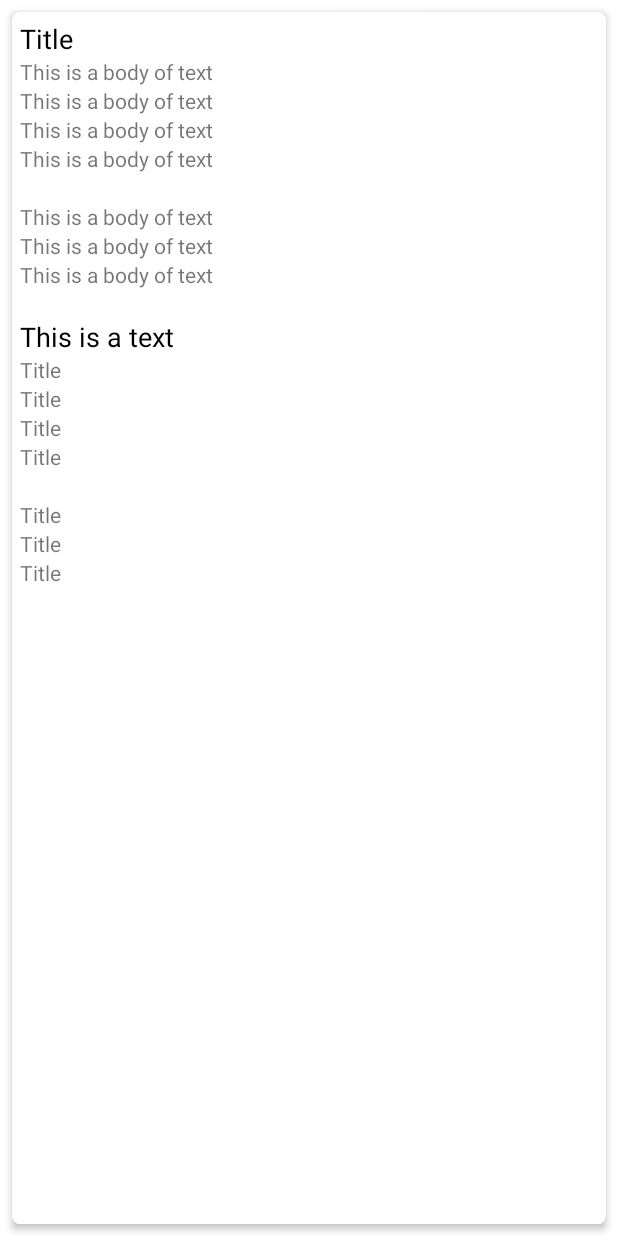
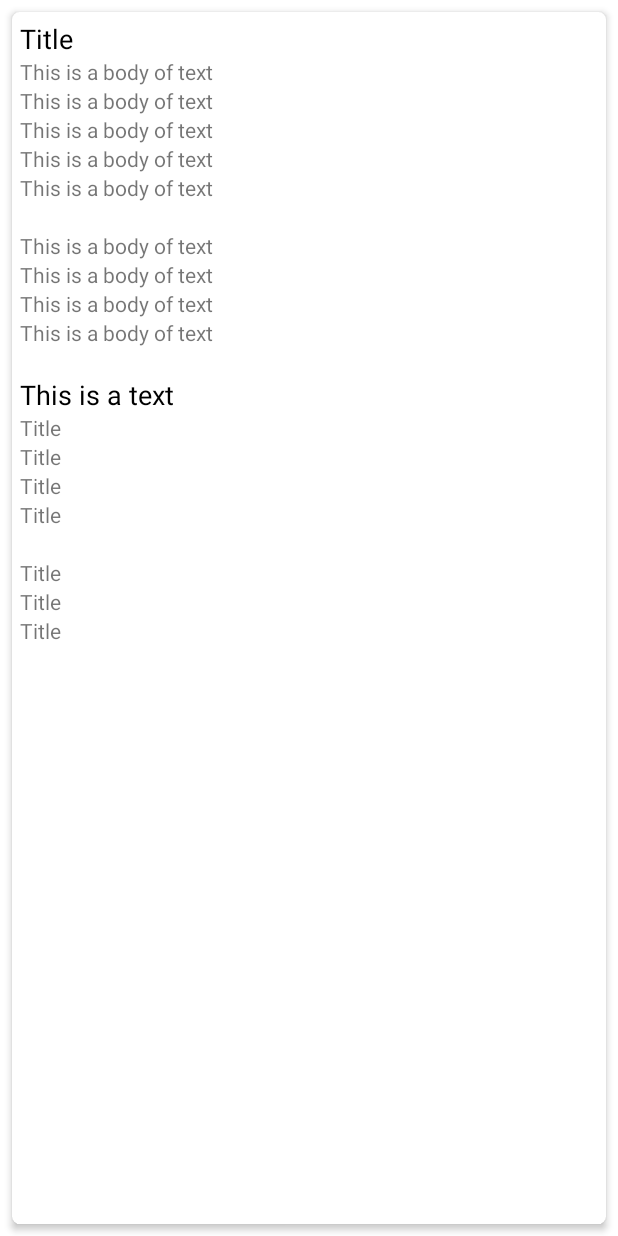
Before and after one commit to AlexisPechon/4th-Year-Android-App-Project, an Android app: the layout list_item.xml on its own in the app's theme, with its tools: preview values and no code run, on a phone screen of 412 x 824 dp. Run offline under Robolectric (Android 15) with nearby library versions, the phone set to English and light mode, and no system bars.

Commit message:
24th commit

```diff
--- a/Android-Timetable-App/app/build.gradle
+++ b/Android-Timetable-App/app/build.gradle
@@ -44,4 +44,9 @@ dependencies {
     //Espresso
     androidTestImplementation 'androidx.test:runner:1.4.0'
     androidTestImplementation 'androidx.test:rules:1.4.0'
+
+    //Bottom Nav Bar
+    implementation 'com.google.android.material:material:1.4.0'
+    implementation 'com.google.android.material:material:1.2.0'
+
 }
--- a/Android-Timetable-App/app/src/main/java/com/example/a4th_year_android_timetable_app/APIInterface.java
+++ b/Android-Timetable-App/app/src/main/java/com/example/a4th_year_android_timetable_app/APIInterface.java
@@ -6,7 +6,7 @@ import retrofit2.Call;
 import retrofit2.http.GET;
 
 public interface APIInterface {
-    @GET("v1/f26de8ad-181d-403f-850b-9e49fe578035")
+    @GET("v1/e428799a-a5f6-4f2c-b26c-5dc03e4e0548")
     //@GET("/posts")
     Call<List<Posts>> getPosts();
 }
--- a/Android-Timetable-App/app/src/main/java/com/example/a4th_year_android_timetable_app/PostsAdapter.java
+++ b/Android-Timetable-App/app/src/main/java/com/example/a4th_year_android_timetable_app/PostsAdapter.java
@@ -50,11 +50,13 @@ public class PostsAdapter extends RecyclerView.Adapter<PostsAdapter.ViewHolder>
         holder.tvBody.setText(postList.get(position).getArrival_time());
         holder.tvSubBody.setText(postList.get(position).getDeparture_time());
         holder.tvLocationBody.setText(postList.get(position).getStop_name());
+        holder.tvRouteIdBody.setText(postList.get(position).getRoute_id());
 
         //English Sub Version
         holder.tvSubLocationBody.setText(postList.get(position).getSecond_stop_name());
         holder.tvSubArrivalBody.setText(postList.get(position).getSecond_arrival_time());
         holder.tvSubDepartureBody.setText(postList.get(position).getSecond_departure_time());
+        holder.tvSubRouteIdBody.setText((postList).get(position).getSecond_route_id());
 
 
     }
@@ -83,12 +85,14 @@ public class PostsAdapter extends RecyclerView.Adapter<PostsAdapter.ViewHolder>
         TextView tvTitle;
         TextView tvBody;
         TextView tvLocationBody;
+        TextView tvRouteIdBody;
 
         //English Sub Variables
         TextView tvSubBody;
         TextView tvSubLocationBody;
         TextView tvSubArrivalBody;
         TextView tvSubDepartureBody;
+        TextView tvSubRouteIdBody;
 
         public ViewHolder(@NonNull View itemView){
             super(itemView);
@@ -111,11 +115,13 @@ public class PostsAdapter extends RecyclerView.Adapter<PostsAdapter.ViewHolder>
             tvBody = itemView.findViewById(R.id.tvBody); //Gets the id tvBody in the layout file
             tvSubBody = itemView.findViewById(R.id.tvSubBody);
             tvLocationBody = itemView.findViewById(R.id.tvLocationBody);
+            tvRouteIdBody = itemView.findViewById(R.id.tvRouteIdBody);
 
             //English Sub Variables
             tvSubLocationBody = itemView.findViewById((R.id.tvSubLocationBody));
             tvSubArrivalBody = itemView.findViewById((R.id.tvSubArrivalBody));
             tvSubDepartureBody = itemView.findViewById(R.id.tvSubDepartureBody);
+            tvSubRouteIdBody = itemView.findViewById((R.id.tvSubRouteIdBody));
         }
     }
 }
--- a/Android-Timetable-App/app/src/main/res/layout/list_item.xml
+++ b/Android-Timetable-App/app/src/main/res/layout/list_item.xml
@@ -56,12 +56,20 @@
             app:layout_constraintTop_toBottomOf="@+id/tvBody"/>
 
         <TextView
+            android:id="@+id/tvRouteIdBody"
+            android:layout_width="wrap_content"
+            android:layout_height="wrap_content"
+            android:text="This is a body of text"
+            app:layout_constraintStart_toStartOf="parent"
+            app:layout_constraintTop_toBottomOf="@+id/tvSubBody"/>
+
+        <TextView
             android:id="@+id/tvEmptyBody"
             android:layout_width="wrap_content"
             android:layout_height="wrap_content"
             android:text=" "
             app:layout_constraintStart_toStartOf="parent"
-            app:layout_constraintTop_toBottomOf="@+id/tvSubBody"/>
+            app:layout_constraintTop_toBottomOf="@+id/tvRouteIdBody"/>
 
         <TextView
             android:id="@+id/tvSubLocationBody"
@@ -88,12 +96,20 @@
             app:layout_constraintTop_toBottomOf="@+id/tvSubArrivalBody"/>
 
         <TextView
+            android:id="@+id/tvSubRouteIdBody"
+            android:layout_width="wrap_content"
+            android:layout_height="wrap_content"
+            android:text="This is a body of text"
+            app:layout_constraintStart_toStartOf="parent"
+            app:layout_constraintTop_toBottomOf="@+id/tvSubDepartureBody"/>
+
+        <TextView
             android:id="@+id/tvEmptyField"
             android:layout_width="wrap_content"
             android:layout_height="wrap_content"
             android:text=" "
             app:layout_constraintStart_toStartOf="parent"
-            app:layout_constraintTop_toBottomOf="@+id/tvSubDepartureBody"/>
+            app:layout_constraintTop_toBottomOf="@+id/tvSubRouteIdBody"/>
 
         <TextView
             android:id="@+id/tvIrishBody"
```
Also changed, not shown: Android-Timetable-App/app/src/main/java/com/example/a4th_year_android_timetable_app/Posts.java (+8 -2 lines), 2 other files.
